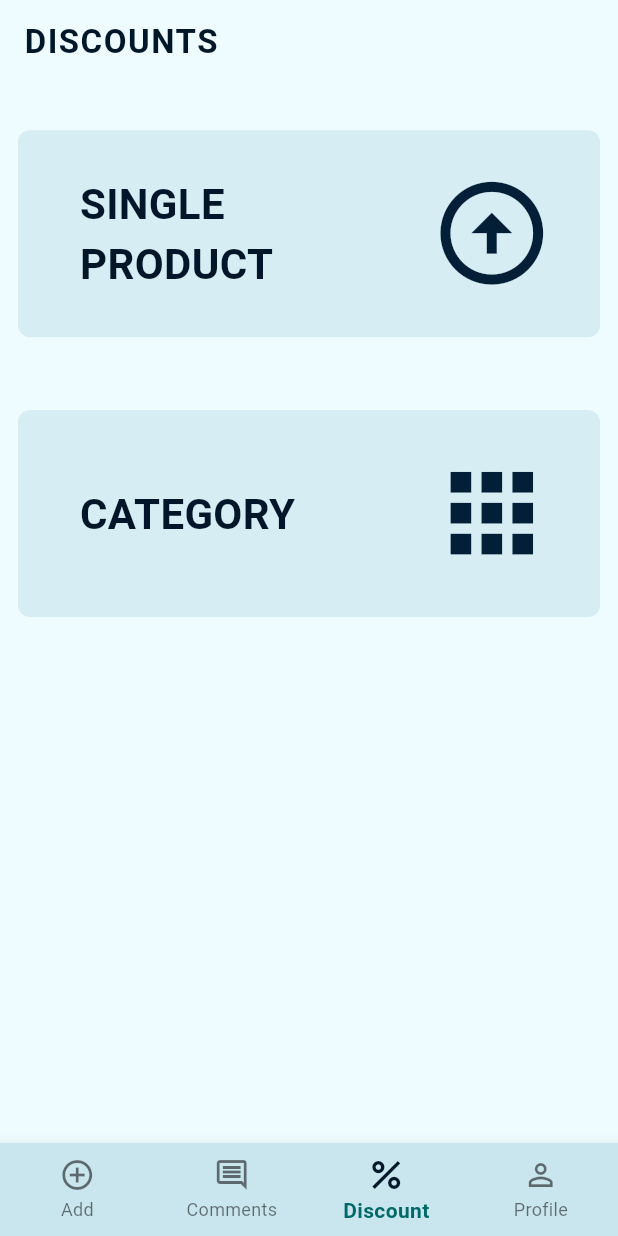
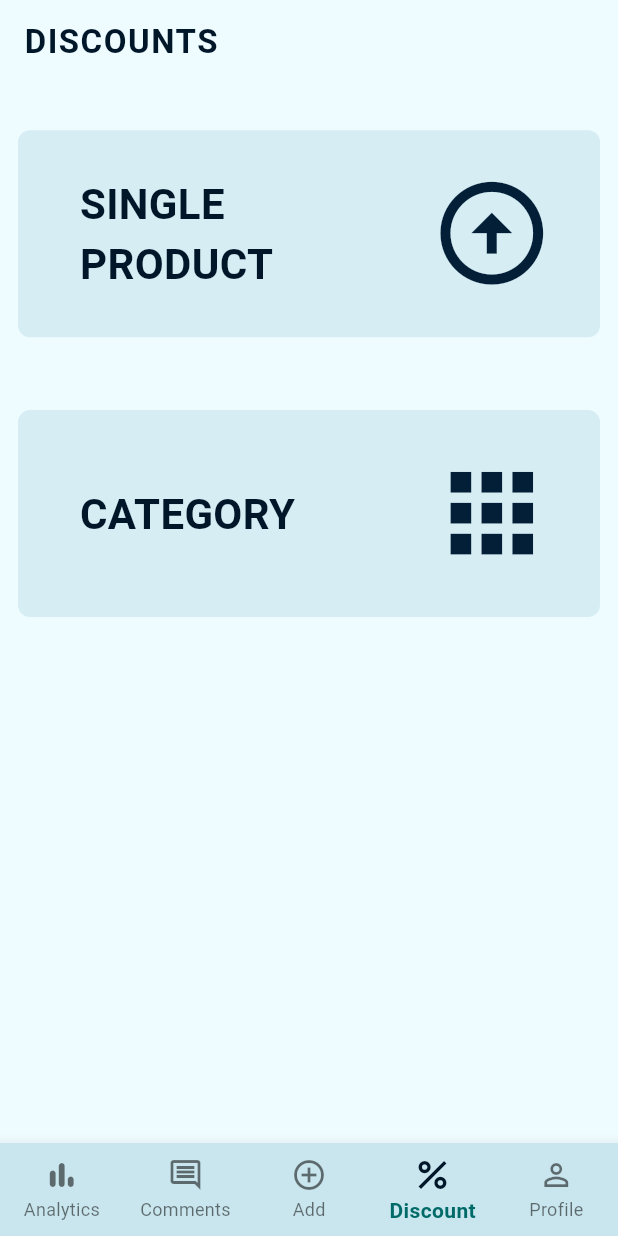
Before and after one commit to CodeWithJeet1204/LS-Business, a Flutter app: the screen it shows once a user with an empty profile is signed in, on a phone screen of 412 x 824 dp. Run offline on Flutter 3.47's test engine with Material 3 defaults, Android fonts, the phone set to English and light mode, and no system bars; drawn by our look-alikes of auto_size_text; our stand-ins replace carousel_slider, cloud_firestore, firebase_auth, firebase_core, firebase_storage, google_fonts and 5 more; missing offline and left inert: firebase_app_check; accounts and stored records are empty.

Commit message:
Analytics page added to bottomnavbar and icons will change dynamically

```diff
--- a/lib/page/main/main_page.dart
+++ b/lib/page/main/main_page.dart
@@ -2,6 +2,7 @@ import 'package:find_easy/page/main/add/add_page.dart';
 import 'package:find_easy/page/main/comments/all_comments_screen.dart';
 import 'package:find_easy/page/main/discount/discount_page.dart';
 import 'package:find_easy/page/main/profile/profile_page.dart';
+import 'package:find_easy/page/main/profile/view%20page/analytics/analaytics_page.dart';
 import 'package:find_easy/utils/colors.dart';
 import 'package:flutter/material.dart';
 
@@ -18,10 +19,12 @@ class MainPage extends StatefulWidget {
 }
 
 class _MainPageState extends State<MainPage> {
-  int current = 2;
+  int current = 3;
+
   List<Widget> allPages = [
+    const AnalyticsPage(),
+    const AllCommentPage(),
     const AddPage(),
-    const AllCommentPage(),
     const DiscountPage(),
     const ProfilePage(),
   ];
@@ -38,8 +41,8 @@ class _MainPageState extends State<MainPage> {
       bottomNavigationBar: BottomNavigationBar(
         backgroundColor: primary2,
         selectedLabelStyle: const TextStyle(
+          color: primaryDark,
           fontWeight: FontWeight.w600,
-          color: primaryDark,
         ),
         type: BottomNavigationBarType.fixed,
         selectedIconTheme: const IconThemeData(
@@ -50,28 +53,34 @@ class _MainPageState extends State<MainPage> {
         onTap: (value) {
           changePage(value);
         },
-        items: const [
+        items: [
           BottomNavigationBarItem(
             icon: Icon(
-              Icons.add_circle_outline,
+              current != 0 ? Icons.bar_chart_rounded : Icons.bar_chart,
+            ),
+            label: "Analytics",
+          ),
+          BottomNavigationBarItem(
+            icon: Icon(
+              current != 1 ? Icons.comment_outlined : Icons.comment,
+            ),
+            label: "Comments",
+          ),
+          BottomNavigationBarItem(
+            icon: Icon(
+              current != 2 ? Icons.add_circle_outline : Icons.add_circle,
             ),
             label: "Add",
           ),
           BottomNavigationBarItem(
             icon: Icon(
-              Icons.comment_outlined,
-            ),
-            label: "Comments",
-          ),
-          BottomNavigationBarItem(
-            icon: Icon(
-              Icons.percent,
+              current != 3 ? Icons.percent_rounded : Icons.percent,
             ),
             label: "Discount",
           ),
           BottomNavigationBarItem(
             icon: Icon(
-              Icons.person_outline,
+              current != 4 ? Icons.person_outline : Icons.person,
             ),
             label: "Profile",
           ),
--- a/lib/page/main/profile/profile_page.dart
+++ b/lib/page/main/profile/profile_page.dart
@@ -523,7 +523,7 @@ class _ProfilePageState extends State<ProfilePage> {
                         ),
                         child: GestureDetector(
                           onTap: () {
-                            Navigator.of(context).pushNamed('/analyticsPage');
+                            // Navigator.of(context).
                           },
                           child: Container(
                             alignment: Alignment.centerLeft,
@@ -539,7 +539,7 @@ class _ProfilePageState extends State<ProfilePage> {
                                 Padding(
                                   padding: EdgeInsets.only(left: 16),
                                   child: Text(
-                                    "ANALYTICS",
+                                    "DISCOUNTS",
                                     style: TextStyle(
                                       fontSize: 24,
                                       fontWeight: FontWeight.w800,
--- a/lib/page/main/profile/view page/analytics/analaytics_page.dart
+++ b/lib/page/main/profile/view page/analytics/analaytics_page.dart
@@ -1,3 +1,4 @@
+import 'package:find_easy/utils/colors.dart';
 import 'package:flutter/material.dart';
 
 class AnalyticsPage extends StatelessWidget {
@@ -5,7 +6,11 @@ class AnalyticsPage extends StatelessWidget {
 
   @override
   Widget build(BuildContext context) {
-    return const Scaffold(
+    return Scaffold(
+      backgroundColor: primary,
+      appBar: AppBar(
+        title: Text("ANALYTICS"),
+      ),
       body: Center(
         child: Text('Analytics'),
       ),
```
